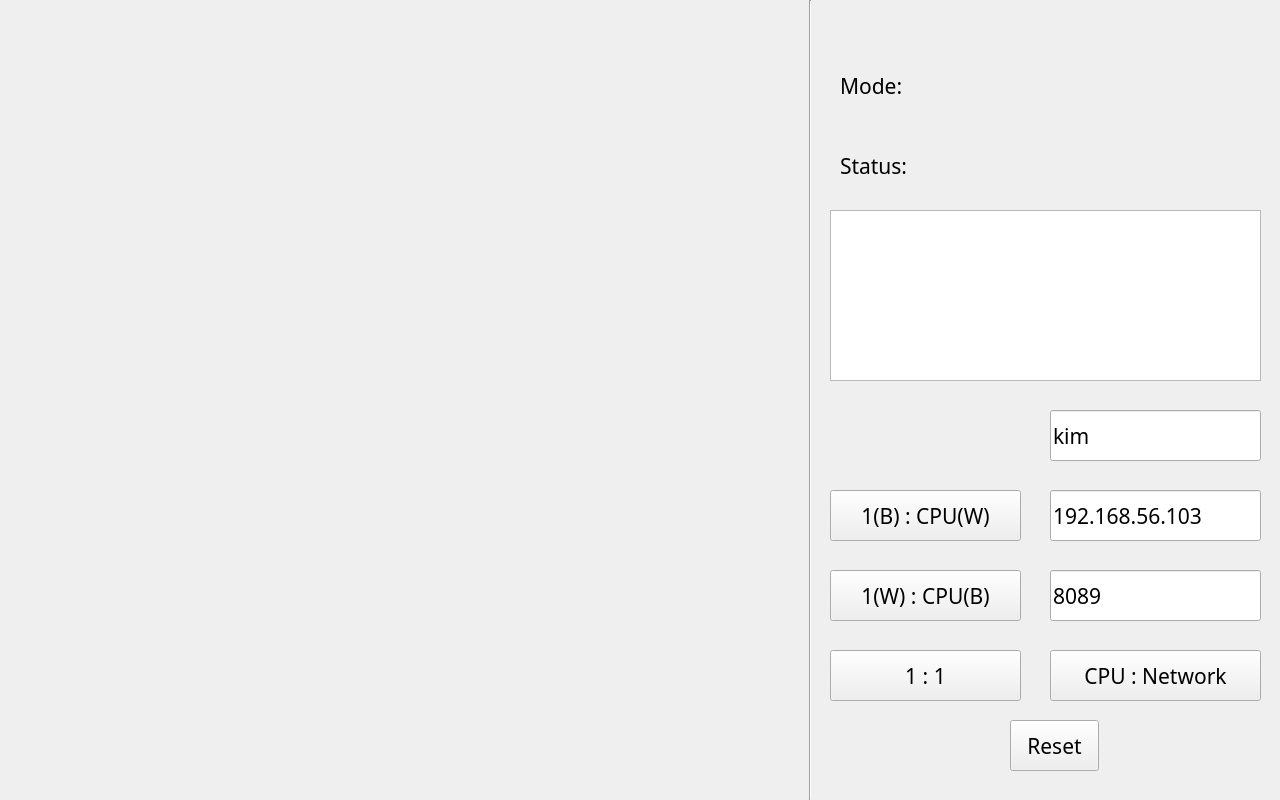
Before: the Qt Designer form widget.ui in rltjfkrhgo/BoB_connect6, drawn with Qt 5.
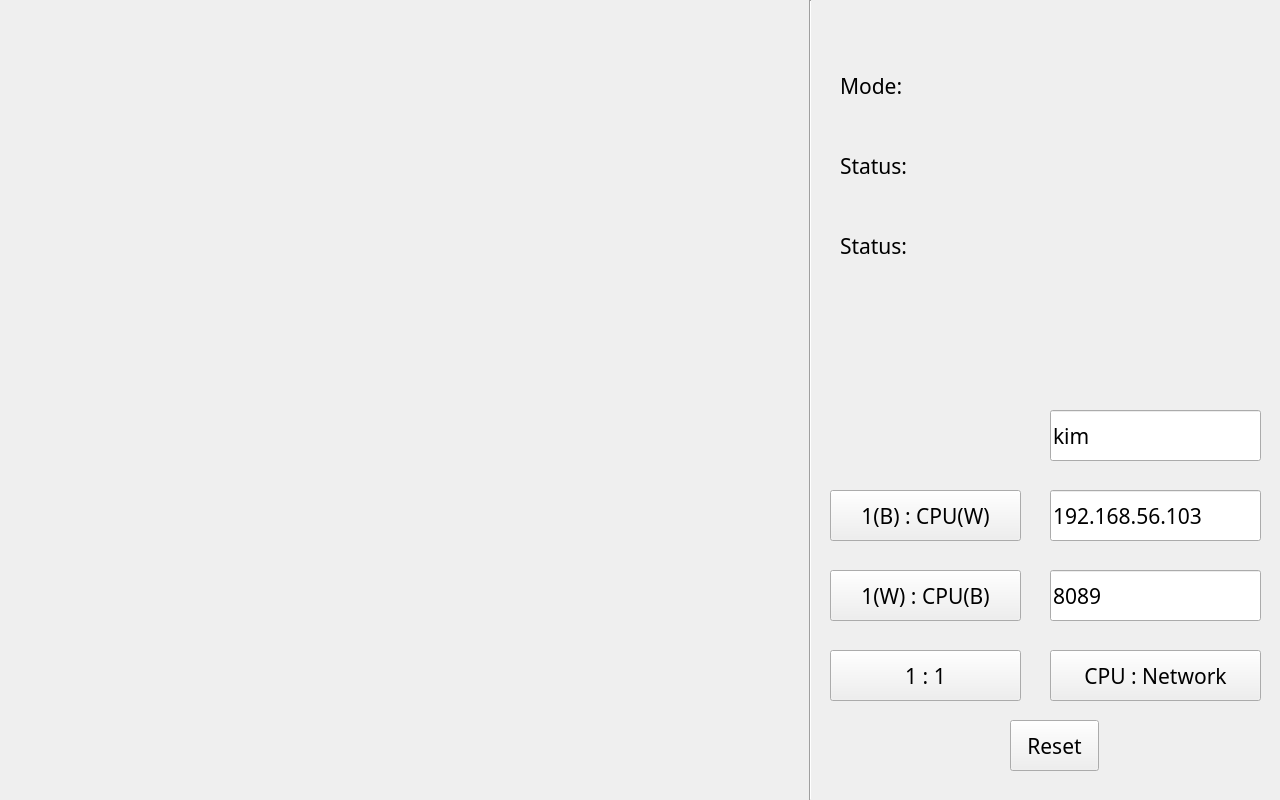
After: the same form once the commit is applied.

Commit message: 다시 list -> label

```diff
--- a/widget.ui
+++ b/widget.ui
@@ -243,21 +243,24 @@
     <string>name</string>
    </property>
   </widget>
-  <widget class="QListWidget" name="listNet">
+  <widget class="QLabel" name="labelNet">
    <property name="geometry">
     <rect>
-     <x>830</x>
-     <y>210</y>
-     <width>431</width>
-     <height>171</height>
+     <x>840</x>
+     <y>230</y>
+     <width>421</width>
+     <height>31</height>
     </rect>
    </property>
    <property name="font">
     <font>
      <family>나눔고딕</family>
-     <pointsize>14</pointsize>
+     <pointsize>16</pointsize>
     </font>
    </property>
+   <property name="text">
+    <string>Status:</string>
+   </property>
   </widget>
  </widget>
  <resources/>
```
The commit also changes 3 other files.
